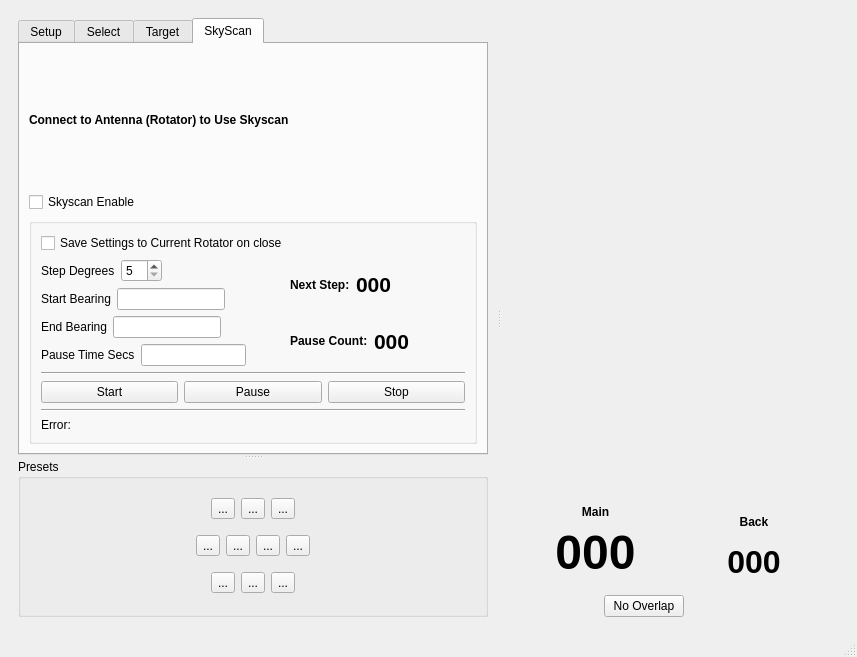
The window that mqt/MqtRotator/rotatormainwindow.ui (Rsclub22/Minos2-Mirror) describes before a commit, drawn with Qt 5.
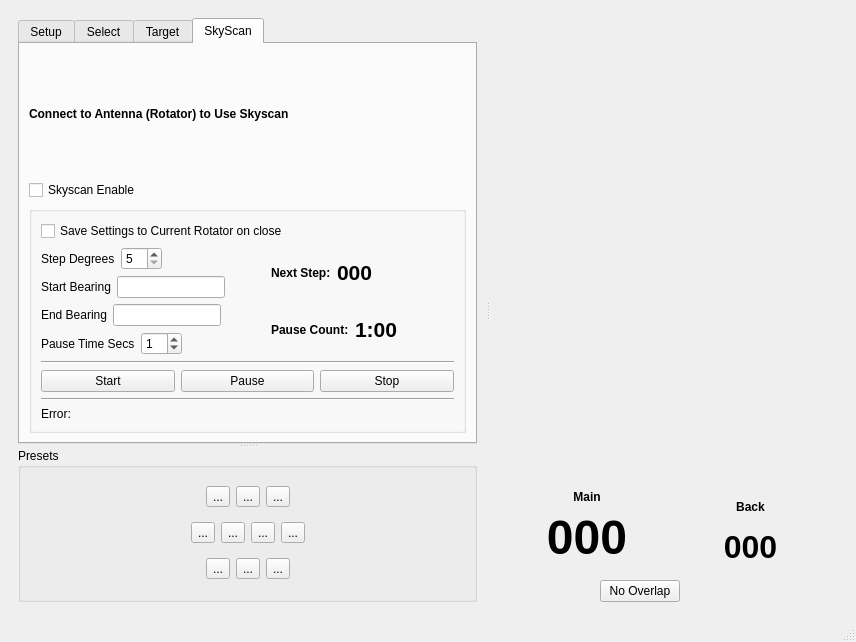
The same window after the commit. Custom widgets are drawn as their Qt base class.

Commit message: bearing line edit, compass click changes..

Patch:
```diff
--- a/mqt/MqtRotator/rotatormainwindow.ui
+++ b/mqt/MqtRotator/rotatormainwindow.ui
@@ -9,8 +9,8 @@
    <rect>
     <x>0</x>
     <y>0</y>
-    <width>857</width>
-    <height>657</height>
+    <width>856</width>
+    <height>642</height>
    </rect>
   </property>
   <property name="windowTitle">
@@ -559,7 +559,14 @@
                          </widget>
                         </item>
                         <item>
-                         <widget class="QLineEdit" name="skyScanPauseTimeLineEdit"/>
+                         <widget class="CustomSpinBox" name="pauseTimeSpinBox">
+                          <property name="maximum">
+                           <number>30</number>
+                          </property>
+                          <property name="value">
+                           <number>1</number>
+                          </property>
+                         </widget>
                         </item>
                         <item>
                          <spacer name="horizontalSpacer_18">
@@ -645,7 +652,7 @@
                            </font>
                           </property>
                           <property name="text">
-                           <string>000</string>
+                           <string>1:00</string>
                           </property>
                          </widget>
                         </item>
@@ -1129,6 +1136,11 @@
    <header>minoscustomtab.h</header>
    <container>1</container>
   </customwidget>
+  <customwidget>
+   <class>CustomSpinBox</class>
+   <extends>QSpinBox</extends>
+   <header>rotatorMainWindow.h</header>
+  </customwidget>
  </customwidgets>
  <resources/>
  <connections/>
```
Left out of the diff: 6 changed lines with no effect on the pictures. The commit also changes 4 other files.
